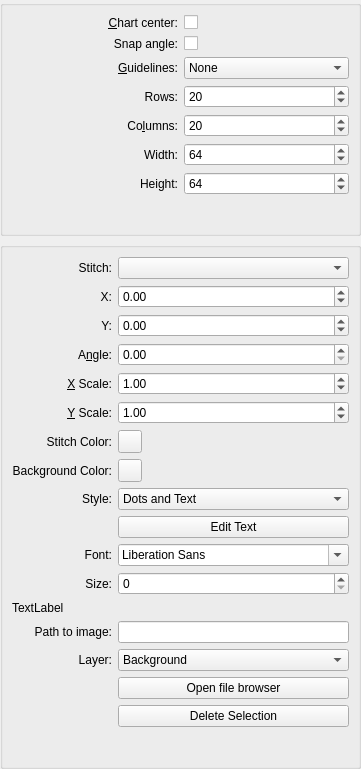
Qt form src/propertiesdock.ui (iPenguin/CrochetCharts) before a commit.
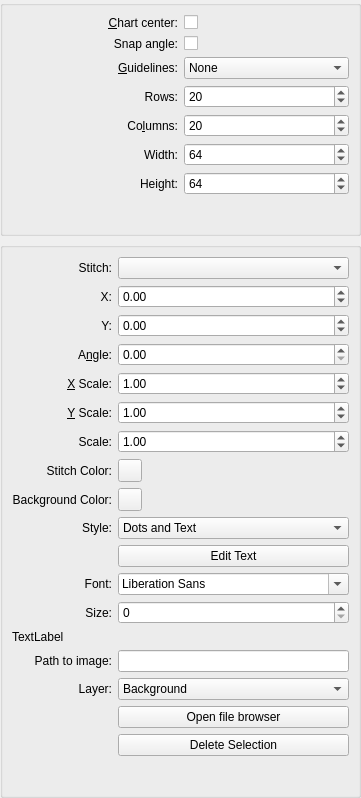
The same form after that commit.

Commit message: changed scale tool around a little, implemented properties window for item groups

The edit to the form file:
```diff
--- a/src/propertiesdock.ui
+++ b/src/propertiesdock.ui
@@ -7,7 +7,7 @@
     <x>0</x>
     <y>0</y>
     <width>351</width>
-    <height>769</height>
+    <height>798</height>
    </rect>
   </property>
   <property name="windowTitle">
@@ -233,17 +233,24 @@
        <string/>
       </property>
       <layout class="QGridLayout" name="gridLayout">
-       <item row="14" column="1">
+       <item row="3" column="1">
+        <widget class="QDoubleSpinBox" name="gen_angle">
+         <property name="maximum">
+          <double>360.000000000000000</double>
+         </property>
+        </widget>
+       </item>
+       <item row="15" column="1">
         <widget class="QLineEdit" name="ci_path"/>
        </item>
-       <item row="7" column="1">
+       <item row="8" column="1">
         <widget class="QToolButton" name="st_stBgColorBttn">
          <property name="text">
           <string/>
          </property>
         </widget>
        </item>
-       <item row="8" column="0">
+       <item row="9" column="0">
         <widget class="QLabel" name="ind_styleLbl">
          <property name="text">
           <string>Style:</string>
@@ -269,7 +276,7 @@
          </property>
         </widget>
        </item>
-       <item row="11" column="0">
+       <item row="12" column="0">
         <widget class="QLabel" name="ind_fontLbl">
          <property name="text">
           <string>Font:</string>
@@ -279,7 +286,24 @@
          </property>
         </widget>
        </item>
-       <item row="9" column="1">
+       <item row="18" column="1">
+        <widget class="QPushButton" name="gen_deleteItems">
+         <property name="text">
+          <string>Delete Selection</string>
+         </property>
+        </widget>
+       </item>
+       <item row="1" column="1">
+        <widget class="QDoubleSpinBox" name="gen_xPos">
+         <property name="minimum">
+          <double>-999999999.000000000000000</double>
+         </property>
+         <property name="maximum">
+          <double>999999999.000000000000000</double>
+         </property>
+        </widget>
+       </item>
+       <item row="10" column="1">
         <widget class="QPushButton" name="indX_IndicatorEditText">
          <property name="enabled">
           <bool>true</bool>
@@ -289,20 +313,10 @@
          </property>
         </widget>
        </item>
-       <item row="1" column="1">
-        <widget class="QDoubleSpinBox" name="gen_xPos">
-         <property name="minimum">
-          <double>-999999999.000000000000000</double>
-         </property>
-         <property name="maximum">
-          <double>999999999.000000000000000</double>
-         </property>
-        </widget>
-       </item>
-       <item row="17" column="1">
-        <widget class="QPushButton" name="gen_deleteItems">
+       <item row="7" column="1">
+        <widget class="QToolButton" name="st_stColorBttn">
          <property name="text">
-          <string>Delete Selection</string>
+          <string/>
          </property>
         </widget>
        </item>
@@ -319,13 +333,6 @@
          </property>
         </widget>
        </item>
-       <item row="6" column="1">
-        <widget class="QToolButton" name="st_stColorBttn">
-         <property name="text">
-          <string/>
-         </property>
-        </widget>
-       </item>
        <item row="4" column="0">
         <widget class="QLabel" name="gen_xScaleLbl">
          <property name="text">
@@ -355,13 +362,6 @@
          </property>
         </widget>
        </item>
-       <item row="12" column="1">
-        <widget class="QSpinBox" name="ind_size">
-         <property name="maximum">
-          <number>1024</number>
-         </property>
-        </widget>
-       </item>
        <item row="0" column="1">
         <widget class="QComboBox" name="st_stitch">
          <property name="sizePolicy">
@@ -378,6 +378,13 @@
          </property>
         </widget>
        </item>
+       <item row="13" column="1">
+        <widget class="QSpinBox" name="ind_size">
+         <property name="maximum">
+          <number>1024</number>
+         </property>
+        </widget>
+       </item>
        <item row="4" column="1">
         <widget class="QDoubleSpinBox" name="gen_scaleX">
          <property name="minimum">
@@ -394,7 +401,17 @@
          </property>
         </widget>
        </item>
-       <item row="12" column="0">
+       <item row="2" column="1">
+        <widget class="QDoubleSpinBox" name="gen_yPos">
+         <property name="minimum">
+          <double>-999999999.000000000000000</double>
+         </property>
+         <property name="maximum">
+          <double>999999999.000000000000000</double>
+         </property>
+        </widget>
+       </item>
+       <item row="13" column="0">
         <widget class="QLabel" name="ind_sizeLbl">
          <property name="text">
           <string>Size:</string>
@@ -404,16 +421,6 @@
          </property>
         </widget>
        </item>
-       <item row="2" column="1">
-        <widget class="QDoubleSpinBox" name="gen_yPos">
-         <property name="minimum">
-          <double>-999999999.000000000000000</double>
-         </property>
-         <property name="maximum">
-          <double>999999999.000000000000000</double>
-         </property>
-        </widget>
-       </item>
        <item row="5" column="0">
         <widget class="QLabel" name="gen_yScaleLbl">
          <property name="text">
@@ -427,7 +434,7 @@
          </property>
         </widget>
        </item>
-       <item row="6" column="0">
+       <item row="7" column="0">
         <widget class="QLabel" name="st_stitchColorLbl">
          <property name="text">
           <string>Stitch Color:</string>
@@ -437,10 +444,10 @@
          </property>
         </widget>
        </item>
-       <item row="3" column="1">
-        <widget class="QDoubleSpinBox" name="gen_angle"/>
+       <item row="12" column="1">
+        <widget class="QFontComboBox" name="ind_fontComboBox"/>
        </item>
-       <item row="14" column="0">
+       <item row="15" column="0">
         <widget class="QLabel" name="ci_pathLbl">
          <property name="text">
           <string>Path to image:</string>
@@ -450,10 +457,14 @@
          </property>
         </widget>
        </item>
-       <item row="11" column="1">
-        <widget class="QFontComboBox" name="ind_fontComboBox"/>
+       <item row="14" column="0" colspan="2">
+        <widget class="QLabel" name="indX_indicatorTextEdit">
+         <property name="text">
+          <string>TextLabel</string>
+         </property>
+        </widget>
        </item>
-       <item row="7" column="0">
+       <item row="8" column="0">
         <widget class="QLabel" name="st_bgColorLbl">
          <property name="text">
           <string>Background Color:</string>
@@ -463,7 +474,7 @@
          </property>
         </widget>
        </item>
-       <item row="19" column="0" colspan="2">
+       <item row="20" column="0" colspan="2">
         <spacer name="verticalSpacer_2">
          <property name="orientation">
           <enum>Qt::Vertical</enum>
@@ -476,27 +487,7 @@
          </property>
         </spacer>
        </item>
-       <item row="3" column="0">
-        <widget class="QLabel" name="gen_angleLbl">
-         <property name="text">
-          <string>A&amp;ngle:</string>
-         </property>
-         <property name="alignment">
-          <set>Qt::AlignRight|Qt::AlignTrailing|Qt::AlignVCenter</set>
-         </property>
-         <property name="buddy">
-          <cstring>gen_angle</cstring>
-         </property>
-        </widget>
-       </item>
-       <item row="13" column="0" colspan="2">
-        <widget class="QLabel" name="indX_indicatorTextEdit">
-         <property name="text">
-          <string>TextLabel</string>
-         </property>
-        </widget>
-       </item>
-       <item row="8" column="1">
+       <item row="9" column="1">
         <widget class="QComboBox" name="ind_indicatorStyle">
          <item>
           <property name="text">
@@ -515,6 +506,26 @@
          </item>
         </widget>
        </item>
+       <item row="3" column="0">
+        <widget class="QLabel" name="gen_angleLbl">
+         <property name="text">
+          <string>A&amp;ngle:</string>
+         </property>
+         <property name="alignment">
+          <set>Qt::AlignRight|Qt::AlignTrailing|Qt::AlignVCenter</set>
+         </property>
+         <property name="buddy">
+          <cstring>gen_angle</cstring>
+         </property>
+        </widget>
+       </item>
+       <item row="17" column="1">
+        <widget class="QPushButton" name="ci_openFileBrowser">
+         <property name="text">
+          <string>Open file browser</string>
+         </property>
+        </widget>
+       </item>
        <item row="1" column="0">
         <widget class="QLabel" name="gen_xPosLbl">
          <property name="text">
@@ -529,23 +540,6 @@
         </widget>
        </item>
        <item row="16" column="1">
-        <widget class="QPushButton" name="ci_openFileBrowser">
-         <property name="text">
-          <string>Open file browser</string>
-         </property>
-        </widget>
-       </item>
-       <item row="15" column="0">
-        <widget class="QLabel" name="ci_layerLbl">
-         <property name="text">
-          <string>Layer:</string>
-         </property>
-         <property name="alignment">
-          <set>Qt::AlignRight|Qt::AlignTrailing|Qt::AlignVCenter</set>
-         </property>
-        </widget>
-       </item>
-       <item row="15" column="1">
         <widget class="QComboBox" name="ci_layer">
          <item>
           <property name="text">
@@ -559,6 +553,42 @@
          </item>
         </widget>
        </item>
+       <item row="16" column="0">
+        <widget class="QLabel" name="ci_layerLbl">
+         <property name="text">
+          <string>Layer:</string>
+         </property>
+         <property name="alignment">
+          <set>Qt::AlignRight|Qt::AlignTrailing|Qt::AlignVCenter</set>
+         </property>
+        </widget>
+       </item>
+       <item row="6" column="0">
+        <widget class="QLabel" name="ig_scaleLbl">
+         <property name="text">
+          <string>Scale:</string>
+         </property>
+         <property name="alignment">
+          <set>Qt::AlignRight|Qt::AlignTrailing|Qt::AlignVCenter</set>
+         </property>
+        </widget>
+       </item>
+       <item row="6" column="1">
+        <widget class="QDoubleSpinBox" name="ig_scale">
+         <property name="minimum">
+          <double>-100.000000000000000</double>
+         </property>
+         <property name="maximum">
+          <double>100.000000000000000</double>
+         </property>
+         <property name="singleStep">
+          <double>0.200000000000000</double>
+         </property>
+         <property name="value">
+          <double>1.000000000000000</double>
+         </property>
+        </widget>
+       </item>
       </layout>
      </widget>
     </item>
```
The commit also changes 3 other files.
